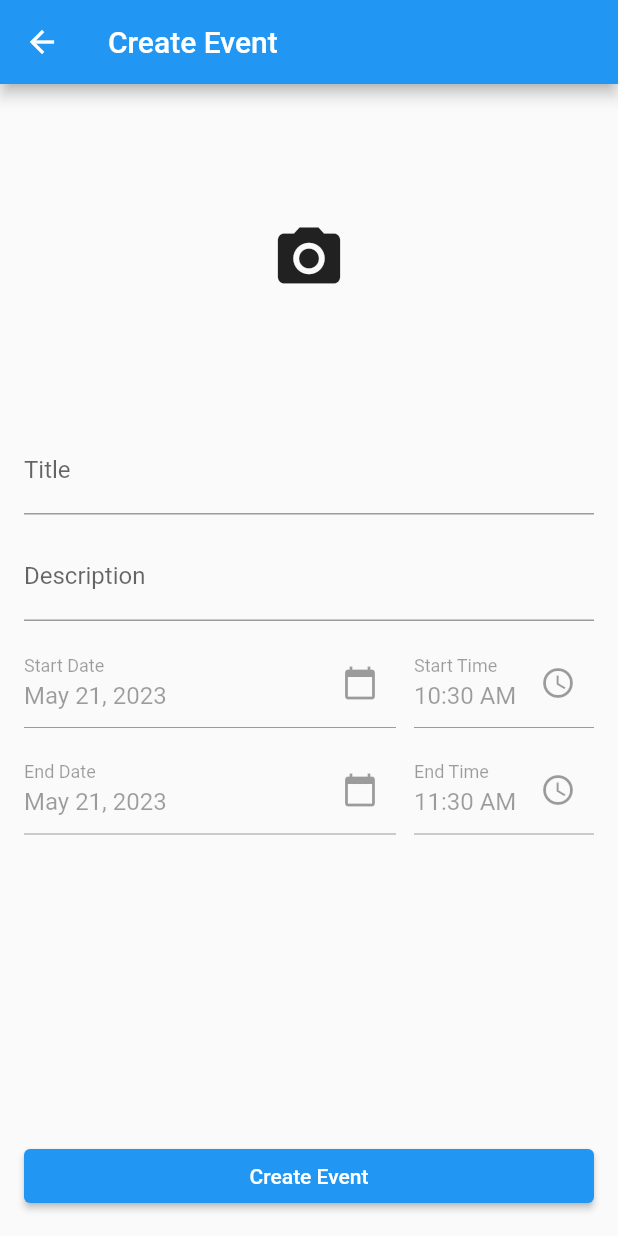
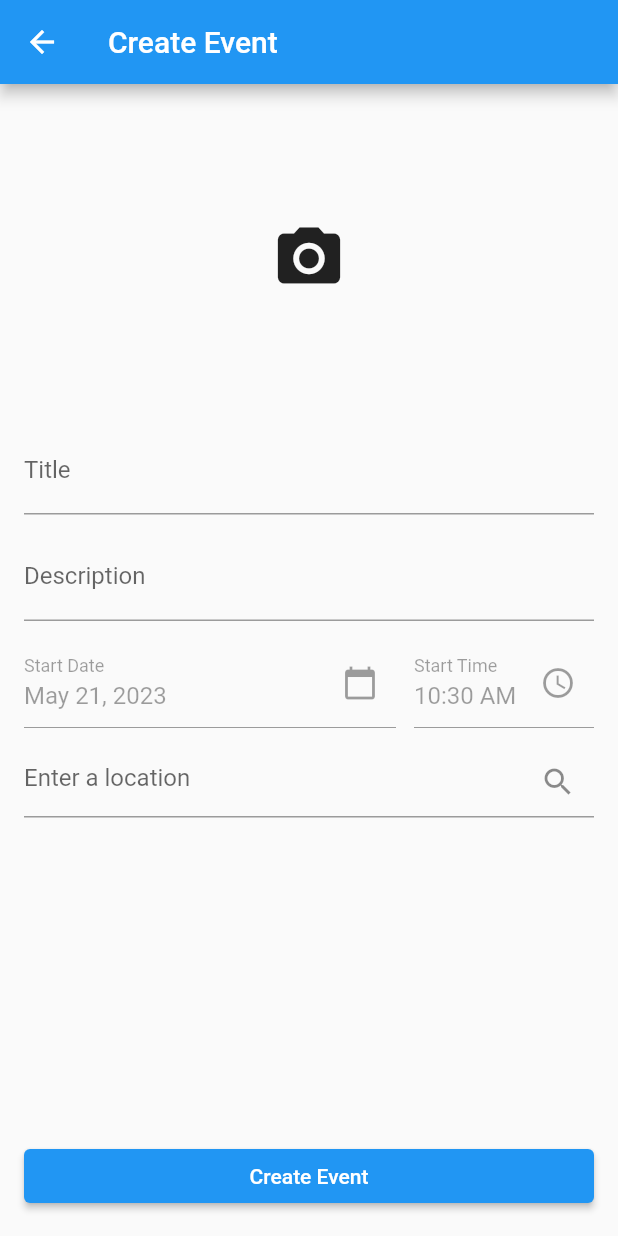
Before and after one commit to alexandrutm/EventManager, a Flutter app: the CreateEventPage screen opened directly, on a phone screen of 412 x 824 dp. Run offline on Flutter 3.47's test engine with Material 2 defaults, Android fonts, the phone set to English and light mode, and no system bars; our stand-ins replace cloud_firestore, firebase_auth, firebase_core, firebase_storage, flutter_settings_screens, flutter_svg and 5 more; accounts and stored records are empty; network calls fail; project files that could hold a hidden picture were left out.

Commit message:
Location added

```diff
--- a/eventmanager/lib/models/event.dart
+++ b/eventmanager/lib/models/event.dart
@@ -12,6 +12,7 @@ class Event {
   final String profImage;
   final DateTime startDate;
   final DateTime endDate;
+  final String location;
 
   const Event({
     required this.title,
@@ -25,6 +26,7 @@ class Event {
     required this.profImage,
     required this.startDate,
     required this.endDate,
+    required this.location,
   });
 
   static Event fromSnap(DocumentSnapshot snap) {
@@ -42,6 +44,7 @@ class Event {
       profImage: snapshot['profImage'],
       startDate: snapshot['startDate'],
       endDate: snapshot['endDate'],
+      location: snapshot['location'],
     );
   }
 
@@ -57,5 +60,6 @@ class Event {
         'profImage': profImage,
         'startDate': startDate,
         'endDate': endDate,
+        'location': location,
       };
 }
--- a/eventmanager/lib/pages/create_event_page.dart
+++ b/eventmanager/lib/pages/create_event_page.dart
@@ -22,6 +22,7 @@ class CreateEventPage extends StatefulWidget {
 class _CreateEventPageState extends State<CreateEventPage> {
   final TextEditingController _titleController = TextEditingController();
   final TextEditingController _descriptionController = TextEditingController();
+  final TextEditingController _locationController = TextEditingController();
   DateTime _selectedStartDate = DateTime.now();
   DateTime _selectedEndDate = DateTime.now();
   TimeOfDay _selectedStartTime = TimeOfDay.now();
@@ -167,7 +168,8 @@ class _CreateEventPageState extends State<CreateEventPage> {
           "${userProvider.getUser.mFirstName} ${userProvider.getUser.mLastName}",
           userProvider.getUser.photoUrl,
           eventStartTime,
-          eventEndTime);
+          eventEndTime,
+          _locationController.text);
       if (res == "success") {
         setState(() {
           isLoading = false;
@@ -296,42 +298,12 @@ class _CreateEventPageState extends State<CreateEventPage> {
                     ],
                   ),
                   const SizedBox(height: 12.0),
-                  Row(
-                    children: [
-                      Expanded(
-                        child: GestureDetector(
-                          onTap: () => _selectDateRange("end"),
-                          child: TextFormField(
-                            enabled: false,
-                            decoration: const InputDecoration(
-                              labelText: 'End Date',
-                              suffixIcon: Icon(Icons.calendar_today),
-                            ),
-                            controller: TextEditingController(
-                              text: DateFormat('MMMM dd, yyyy')
-                                  .format(_selectedEndDate),
-                            ),
-                          ),
-                        ),
-                      ),
-                      const SizedBox(width: 12.0),
-                      SizedBox(
-                        width: 120,
-                        child: GestureDetector(
-                          onTap: () => _selectTime("end"),
-                          child: TextFormField(
-                            enabled: false,
-                            decoration: const InputDecoration(
-                              labelText: 'End Time',
-                              suffixIcon: Icon(Icons.access_time),
-                            ),
-                            controller: TextEditingController(
-                              text: _selectedEndTime.format(context),
-                            ),
-                          ),
-                        ),
-                      ),
-                    ],
+                  TextField(
+                    controller: _locationController,
+                    decoration: const InputDecoration(
+                      hintText: 'Enter a location',
+                      suffixIcon: Icon(Icons.search),
+                    ),
                   ),
                 ],
               ),
--- a/eventmanager/lib/resources/firestore_methods.dart
+++ b/eventmanager/lib/resources/firestore_methods.dart
@@ -17,7 +17,7 @@ class FireStoreMethods {
       String profImage,
       DateTime startDate,
       DateTime endDate,
-  ) async {
+      String location) async {
     // asking uid here because we dont want to make extra calls to firebase auth when we can just get from our state management
     String res = "Some error occurred";
     try {
@@ -36,6 +36,7 @@ class FireStoreMethods {
         profImage: profImage,
         startDate: startDate,
         endDate: endDate,
+        location: location,
       );
       _firestore.collection('events').doc(eventId).set(post.toJson());
       res = "success";
--- a/eventmanager/lib/utils/colors.dart
+++ b/eventmanager/lib/utils/colors.dart
@@ -1,7 +1,7 @@
 import 'package:flutter/material.dart';
 
 const followBtnColor = Color.fromARGB(255, 172, 192, 242);
-const mobileBkgColor = Color.fromARGB(255, 111, 228, 233);
+const mobileBkgColor = Color.fromARGB(255, 33, 150, 243);
 const webBackgroundColor = Color.fromARGB(255, 185, 191, 200);
 const focusedBorderColor = Color.fromARGB(255, 0, 87, 241);
 const blueLinkColor = Color.fromARGB(255, 4, 109, 196);
--- a/eventmanager/pubspec.yaml
+++ b/eventmanager/pubspec.yaml
@@ -52,6 +52,8 @@ dependencies:
   flutter_settings_screens: ^0.3.3-null-safety+2
   lottie: ^2.1.0
   string_similarity: ^2.0.0
+  flutter_google_places: ^0.3.0
+
 
 dev_dependencies:
   flutter_test:
```
Also changed, not shown: eventmanager/lib/components/post_card.dart (+60 -61 lines), eventmanager/pubspec.lock. Lines whose indentation alone changed are shown as unchanged.
